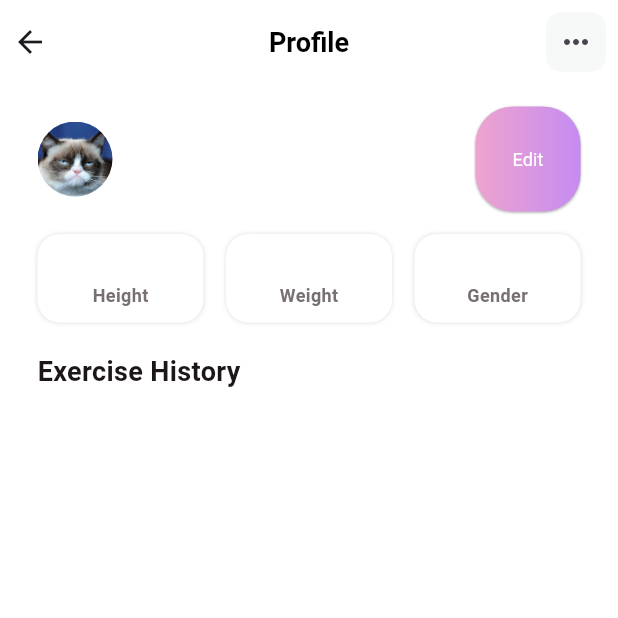
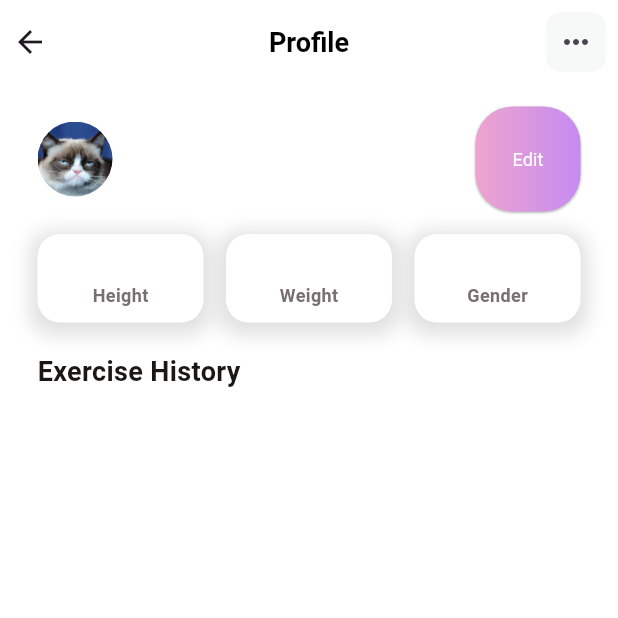
Before and after one commit to aunisaimi/diet_app, a Flutter app: the ProfileView screen opened directly, on a phone screen of 412 x 824 dp, the top half of it. Run offline on Flutter 3.47's test engine with Material 3 defaults, Android fonts, the phone set to English and light mode, and no system bars; our stand-ins replace animated_toggle_switch, carousel_slider, cloud_firestore, firebase_auth, firebase_core, firebase_storage and 10 more; missing offline and left inert: dart:ffi, dotted_dashed_line, flutter_ringtone_player, simple_animation_progress_bar; accounts and stored records are empty; Roboto replaces fonts that are missing (Poppins).

```diff
--- a/lib/common/common_widget/title_subtitle_cell.dart
+++ b/lib/common/common_widget/title_subtitle_cell.dart
@@ -18,7 +18,10 @@ class TitleSubtitleCell extends StatelessWidget {
         boxShadow: const [
           BoxShadow(
             color: Colors.black12,
-            blurRadius: 2)
+            blurRadius: 10,
+            spreadRadius: 5,
+            offset: Offset(0, 3),
+          ),
         ],
       ),
       child: Column(
@@ -37,7 +40,7 @@ class TitleSubtitleCell extends StatelessWidget {
               title,
               style: const TextStyle(
                   color: Colors.indigo,
-                  fontWeight: FontWeight.w500,
+                  fontWeight: FontWeight.bold,
                   fontSize: 16),
             ),
           ),
```
